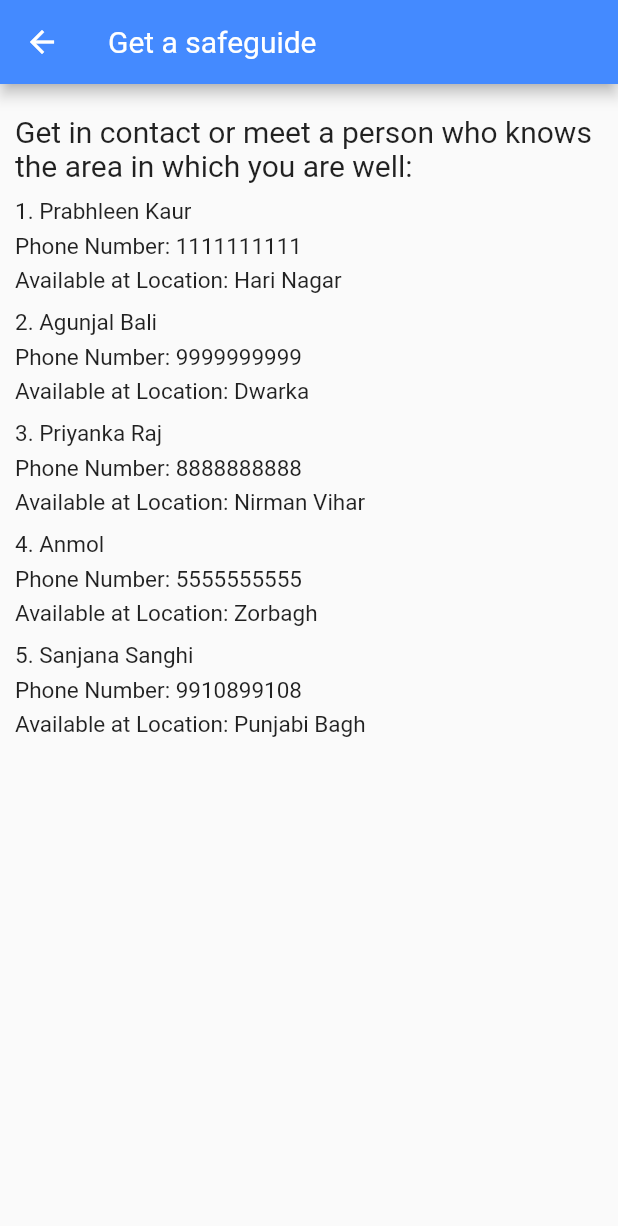
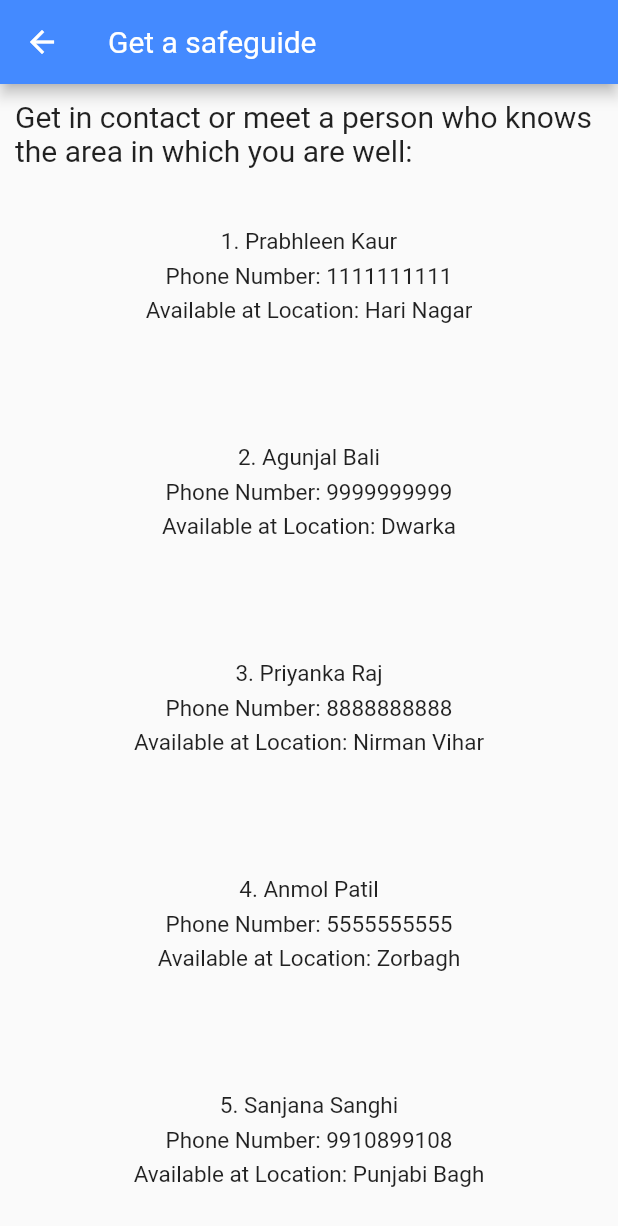
Before and after one commit to barkenikhil02/Suraksha, a Flutter app: the GetSafeguide screen opened directly, on a phone screen of 412 x 824 dp. Shown: the top 1226 px of the screen. Run offline on Flutter 3.47's test engine with Material 2 defaults, Android fonts, the phone set to English and light mode, and no system bars; our stand-ins replace firebase_auth, geolocator, youtube_player_flutter; accounts and stored records are empty.

Commit message:
safeguide

```diff
--- a/lib/Pages/GetSafeguide.dart
+++ b/lib/Pages/GetSafeguide.dart
@@ -12,10 +12,6 @@ class GetSafeguide extends StatelessWidget {
         padding: EdgeInsets.all(10.0),
         child: ListView(
           children: <Widget>[
-            SizedBox(
-              height: 10,
-              width: 10,
-            ),
             Text(
               'Get in contact or meet a person who knows the area in which you are well: ',
               style: TextStyle(
@@ -23,10 +19,11 @@ class GetSafeguide extends StatelessWidget {
                 fontSize: 20.0,
               ),
             ),
-            SizedBox(
-              height: 10,
-              width: 10,
-            ),
+            Container(
+              margin: const EdgeInsets.all(30.0),
+              padding: const EdgeInsets.all(10.0),
+              child: Column(
+                children: <Widget>[
                   Text(
                     '1. Prabhleen Kaur',
                     style: TextStyle(
@@ -56,10 +53,14 @@ class GetSafeguide extends StatelessWidget {
                       fontSize: 15.0,
                     ),
                   ),
-            SizedBox(
-              height: 10,
-              width: 10,
+                ],
               ),
+            ),
+            Container(
+              margin: const EdgeInsets.all(30.0),
+              padding: const EdgeInsets.all(10.0),
+              child: Column(
+                children: <Widget>[
                   Text(
                     '2. Agunjal Bali',
                     style: TextStyle(
@@ -89,10 +90,14 @@ class GetSafeguide extends StatelessWidget {
                       fontSize: 15.0,
                     ),
                   ),
-            SizedBox(
-              height: 10,
-              width: 10,
+                ],
               ),
+            ),
+            Container(
+              margin: const EdgeInsets.all(30.0),
+              padding: const EdgeInsets.all(10.0),
+              child: Column(
+                children: <Widget>[
                   Text(
                     '3. Priyanka Raj',
                     style: TextStyle(
@@ -122,12 +127,16 @@ class GetSafeguide extends StatelessWidget {
                       fontSize: 15.0,
                     ),
                   ),
-            SizedBox(
-              height: 10,
-              width: 10,
+                ],
               ),
+            ),
+            Container(
+              margin: const EdgeInsets.all(30.0),
+              padding: const EdgeInsets.all(10.0),
+              child: Column(
+                children: <Widget>[
                   Text(
-              '4. Anmol',
+                    '4. Anmol Patil',
                     style: TextStyle(
                       fontWeight: FontWeight.w400,
                       fontSize: 15.0,
@@ -137,6 +146,9 @@ class GetSafeguide extends StatelessWidget {
                     height: 5,
                     width: 5,
                   ),
+                  Container(
+                    child: Column(
+                      children: <Widget>[
                         Text(
                           'Phone Number: 5555555555',
                           style: TextStyle(
@@ -155,10 +167,17 @@ class GetSafeguide extends StatelessWidget {
                             fontSize: 15.0,
                           ),
                         ),
-            SizedBox(
-              height: 10,
-              width: 10,
+                      ],
                     ),
+                  ),
+                ],
+              ),
+            ),
+            Container(
+              margin: const EdgeInsets.all(30.0),
+              padding: const EdgeInsets.all(10.0),
+              child: Column(
+                children: <Widget>[
                   Text(
                     '5. Sanjana Sanghi',
                     style: TextStyle(
@@ -188,9 +207,8 @@ class GetSafeguide extends StatelessWidget {
                       fontSize: 15.0,
                     ),
                   ),
-            SizedBox(
-              height: 10,
-              width: 10,
+                ],
+              ),
             ),
           ],
         ),
```
Lines whose indentation alone changed are shown as unchanged.
